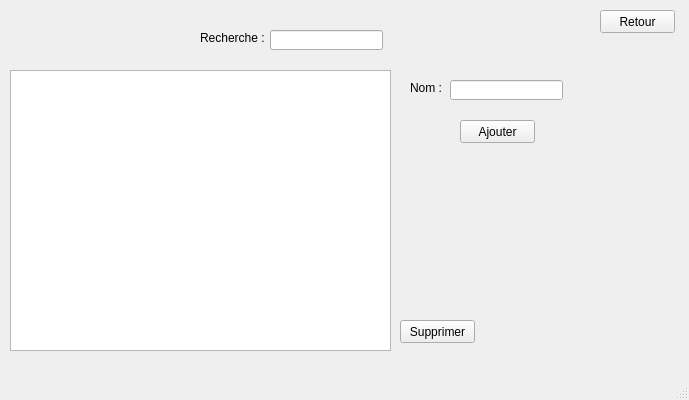
Qt form categorie.ui (soumaya-nheri/Smart-Restaurant-2A27) before a commit.
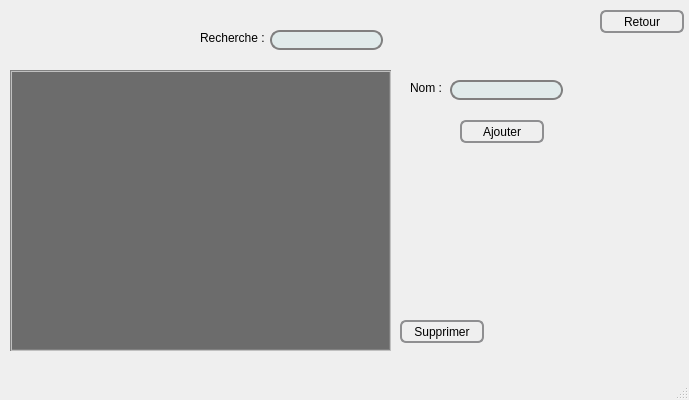
The same form after that commit. Icons and pictures are not drawn.

The edit to the form file:
```diff
--- a/categorie.ui
+++ b/categorie.ui
@@ -23,6 +23,50 @@
       <height>281</height>
      </rect>
     </property>
+    <property name="styleSheet">
+     <string notr="true">/*QTableView Top left style */
+QTableView QTableCornerButton::section {
+   /*  background: red;
+    border: 2px outset red;*/
+    color: red;
+    background-color: rgb(64, 64, 64);
+    border: 5px solid #f6f7fa;
+    border-radius:0px;
+    border-color: rgb(64, 64, 64);
+ }
+
+ QTableView {
+         Color: white; /* text color in the table */
+         Gridline-color: black; /*The inner frame color*/
+         Background-color: rgb(108, 108, 108); /* background color in the table*/
+    alternate-background-color: rgb(64, 64, 64);
+         Selection-color: white; /* The text color of the selected area*/
+         Selection-background-color: rgb(77, 77, 77); /*The background color of the selected area*/
+    border: 2px groove gray;
+    border-radius: 0px;
+    padding: 2px 4px;
+}
+
+QHeaderView {
+    color: white;
+    font: bold 10pt;
+    background-color: rgb(108, 108, 108);
+    border: 0px solid rgb(144, 144, 144);
+    border:0px solid rgb(191,191,191);
+    border-left-color: rgba(255, 255, 255, 0);
+    border-top-color: rgba(255, 255, 255, 0);
+    border-radius:0px;
+    min-height:29px;
+}
+
+QHeaderView::section {
+    color: white;
+    background-color: rgb(64, 64, 64);
+    border: 5px solid #f6f7fa;
+    border-radius:0px;
+    border-color: rgb(64, 64, 64);
+}</string>
+    </property>
    </widget>
    <widget class="QLabel" name="label">
     <property name="geometry">
@@ -46,16 +90,194 @@
       <height>20</height>
      </rect>
     </property>
+    <property name="styleSheet">
+     <string notr="true">QPushButton {
+         border: 2px solid #8f8f91;
+         border-radius: 6px;
+         background-color: qlineargradient(x1: 0, y1: 0, x2: 0, y2: 1,
+                                           stop: 0 #f6f7fa, stop: 1 #dadbde);
+         min-width: 80px;
+     }
+
+     QPushButton:pressed {
+         background-color: qlineargradient(x1: 0, y1: 0, x2: 0, y2: 1,
+                                           stop: 0 #dadbde, stop: 1 #f6f7fa);
+     }
+
+     QPushButton:flat {
+         border: none; /* no border for a flat push button */
+     }
+
+     QPushButton:default {
+         border-color: navy; /* make the default button prominent */
+     }
+QPushButton::hover
+{
+	background-color: #09c1eb;
+
+}
+QPushButton::pressed
+{
+	background-color: #3d4ef2;
+
+}
+ QLineEdit,QDateTimeEdit {
+     border: 2px solid gray;
+     border-radius: 10px;
+     padding: 0 8px;
+     background: #e0ebeb	;
+     selection-background-color: darkgray;
+ }
+QComboBox {
+     border: 2px solid gray;
+     border-radius: 10px;
+     padding: 0 8px;
+     background: #e0ebeb	;
+     selection-background-color: darkgray;
+ }
+   QTabWidget::pane { /* The tab widget frame */
+         border-top: 2px solid #C2C7CB;
+     }
+
+     QTabWidget::tab-bar {
+         left: 5px; /* move to the right by 5px */
+     }
+
+     /* Style the tab using the tab sub-control. Note that
+         it reads QTabBar not QTabWidget */
+     QTabBar::tab {
+         background: qlineargradient(x1: 0, y1: 0, x2: 0, y2: 1,
+                                     stop: 0 #E1E1E1, stop: 0.4 #DDDDDD,
+                                     stop: 0.5 #D8D8D8, stop: 1.0 #D3D3D3);
+         border: 2px solid #C4C4C3;
+         border-bottom-color: #C2C7CB; /* same as the pane color */
+         border-top-left-radius: 4px;
+         border-top-right-radius: 4px;
+         min-width: 8ex;
+         padding: 2px;
+         width: 140px;
+     }
+
+     QTabBar::tab:selected, QTabBar::tab:hover {
+         background: qlineargradient(x1: 0, y1: 0, x2: 0, y2: 1,
+                                     stop: 0 #fafafa, stop: 0.4 #f4f4f4,
+                                     stop: 0.5 #e7e7e7, stop: 1.0 #fafafa);
+     }
+
+     QTabBar::tab:selected {
+         border-color: #9B9B9B;
+         border-bottom-color: #C2C7CB; /* same as pane color */
+     }
+
+     QTabBar::tab:!selected {
+         margin-top: 2px; /* make non-selected tabs look smaller */
+     }
+QTabBar::tab:selected
+{
+	background-color: /*qlineargradient(spread:repeat, x1:1, y1:0, x2:1, y2:1, stop:0 rgba(54, 197, 177, 255),stop:1 rgba(11, 135, 111, 255)); */#3a90a6;
+	color: #fff;
+
+}</string>
+    </property>
    </widget>
    <widget class="QPushButton" name="Ajouter">
     <property name="geometry">
      <rect>
       <x>460</x>
       <y>120</y>
-      <width>75</width>
+      <width>84</width>
       <height>23</height>
      </rect>
     </property>
+    <property name="styleSheet">
+     <string notr="true">QPushButton {
+         border: 2px solid #8f8f91;
+         border-radius: 6px;
+         background-color: qlineargradient(x1: 0, y1: 0, x2: 0, y2: 1,
+                                           stop: 0 #f6f7fa, stop: 1 #dadbde);
+         min-width: 80px;
+     }
+
+     QPushButton:pressed {
+         background-color: qlineargradient(x1: 0, y1: 0, x2: 0, y2: 1,
+                                           stop: 0 #dadbde, stop: 1 #f6f7fa);
+     }
+
+     QPushButton:flat {
+         border: none; /* no border for a flat push button */
+     }
+
+     QPushButton:default {
+         border-color: navy; /* make the default button prominent */
+     }
+QPushButton::hover
+{
+	background-color: #09c1eb;
+
+}
+QPushButton::pressed
+{
+	background-color: #3d4ef2;
+
+}
+ QLineEdit,QDateTimeEdit {
+     border: 2px solid gray;
+     border-radius: 10px;
+     padding: 0 8px;
+     background: #e0ebeb	;
+     selection-background-color: darkgray;
+ }
+QComboBox {
+     border: 2px solid gray;
+     border-radius: 10px;
+     padding: 0 8px;
+     background: #e0ebeb	;
+     selection-background-color: darkgray;
+ }
+   QTabWidget::pane { /* The tab widget frame */
+         border-top: 2px solid #C2C7CB;
+     }
+
+     QTabWidget::tab-bar {
+         left: 5px; /* move to the right by 5px */
+     }
+
+     /* Style the tab using the tab sub-control. Note that
+         it reads QTabBar not QTabWidget */
+     QTabBar::tab {
+         background: qlineargradient(x1: 0, y1: 0, x2: 0, y2: 1,
+                                     stop: 0 #E1E1E1, stop: 0.4 #DDDDDD,
+                                     stop: 0.5 #D8D8D8, stop: 1.0 #D3D3D3);
+         border: 2px solid #C4C4C3;
+         border-bottom-color: #C2C7CB; /* same as the pane color */
+         border-top-left-radius: 4px;
+         border-top-right-radius: 4px;
+         min-width: 8ex;
+         padding: 2px;
+         width: 140px;
+     }
+
+     QTabBar::tab:selected, QTabBar::tab:hover {
+         background: qlineargradient(x1: 0, y1: 0, x2: 0, y2: 1,
+                                     stop: 0 #fafafa, stop: 0.4 #f4f4f4,
+                                     stop: 0.5 #e7e7e7, stop: 1.0 #fafafa);
+     }
+
+     QTabBar::tab:selected {
+         border-color: #9B9B9B;
+         border-bottom-color: #C2C7CB; /* same as pane color */
+     }
+
+     QTabBar::tab:!selected {
+         margin-top: 2px; /* make non-selected tabs look smaller */
+     }
+QTabBar::tab:selected
+{
+	background-color: /*qlineargradient(spread:repeat, x1:1, y1:0, x2:1, y2:1, stop:0 rgba(54, 197, 177, 255),stop:1 rgba(11, 135, 111, 255)); */#3a90a6;
+	color: #fff;
+
+}</string>
+    </property>
     <property name="text">
      <string>Ajouter</string>
     </property>
@@ -65,10 +287,99 @@
      <rect>
       <x>400</x>
       <y>320</y>
-      <width>75</width>
+      <width>84</width>
       <height>23</height>
      </rect>
     </property>
+    <property name="styleSheet">
+     <string notr="true">QPushButton {
+         border: 2px solid #8f8f91;
+         border-radius: 6px;
+         background-color: qlineargradient(x1: 0, y1: 0, x2: 0, y2: 1,
+                                           stop: 0 #f6f7fa, stop: 1 #dadbde);
+         min-width: 80px;
+     }
+
+     QPushButton:pressed {
+         background-color: qlineargradient(x1: 0, y1: 0, x2: 0, y2: 1,
+                                           stop: 0 #dadbde, stop: 1 #f6f7fa);
+     }
+
+     QPushButton:flat {
+         border: none; /* no border for a flat push button */
+     }
+
+     QPushButton:default {
+         border-color: navy; /* make the default button prominent */
+     }
+QPushButton::hover
+{
+	background-color: #09c1eb;
+
+}
+QPushButton::pressed
+{
+	background-color: #3d4ef2;
+
+}
+ QLineEdit,QDateTimeEdit {
+     border: 2px solid gray;
+     border-radius: 10px;
+     padding: 0 8px;
+     background: #e0ebeb	;
+     selection-background-color: darkgray;
+ }
+QComboBox {
+     border: 2px solid gray;
+     border-radius: 10px;
+     padding: 0 8px;
+     background: #e0ebeb	;
+     selection-background-color: darkgray;
+ }
+   QTabWidget::pane { /* The tab widget frame */
+         border-top: 2px solid #C2C7CB;
+     }
+
+     QTabWidget::tab-bar {
+         left: 5px; /* move to the right by 5px */
+     }
+
+     /* Style the tab using the tab sub-control. Note that
+         it reads QTabBar not QTabWidget */
+     QTabBar::tab {
+         background: qlineargradient(x1: 0, y1: 0, x2: 0, y2: 1,
+                                     stop: 0 #E1E1E1, stop: 0.4 #DDDDDD,
+                                     stop: 0.5 #D8D8D8, stop: 1.0 #D3D3D3);
+         border: 2px solid #C4C4C3;
+         border-bottom-color: #C2C7CB; /* same as the pane color */
+         border-top-left-radius: 4px;
+         border-top-right-radius: 4px;
+         min-width: 8ex;
+         padding: 2px;
+         width: 140px;
+     }
+
+     QTabBar::tab:selected, QTabBar::tab:hover {
+         background: qlineargradient(x1: 0, y1: 0, x2: 0, y2: 1,
+                                     stop: 0 #fafafa, stop: 0.4 #f4f4f4,
+                                     stop: 0.5 #e7e7e7, stop: 1.0 #fafafa);
+     }
+
+     QTabBar::tab:selected {
+         border-color: #9B9B9B;
+         border-bottom-color: #C2C7CB; /* same as pane color */
+     }
+
+     QTabBar::tab:!selected {
+         margin-top: 2px; /* make non-selected tabs look smaller */
+     }
+QTabBar::tab:selected
+{
+	background-color: /*qlineargradient(spread:repeat, x1:1, y1:0, x2:1, y2:1, stop:0 rgba(54, 197, 177, 255),stop:1 rgba(11, 135, 111, 255)); */#3a90a6;
+	color: #fff;
+
+}</string>
+    </property>
     <property name="text">
      <string>Supprimer</string>
     </property>
@@ -82,6 +393,95 @@
       <height>20</height>
      </rect>
     </property>
+    <property name="styleSheet">
+     <string notr="true">QPushButton {
+         border: 2px solid #8f8f91;
+         border-radius: 6px;
+         background-color: qlineargradient(x1: 0, y1: 0, x2: 0, y2: 1,
+                                           stop: 0 #f6f7fa, stop: 1 #dadbde);
+         min-width: 80px;
+     }
+
+     QPushButton:pressed {
+         background-color: qlineargradient(x1: 0, y1: 0, x2: 0, y2: 1,
+                                           stop: 0 #dadbde, stop: 1 #f6f7fa);
+     }
+
+     QPushButton:flat {
+         border: none; /* no border for a flat push button */
+     }
+
+     QPushButton:default {
+         border-color: navy; /* make the default button prominent */
+     }
+QPushButton::hover
+{
+	background-color: #09c1eb;
+
+}
+QPushButton::pressed
+{
+	background-color: #3d4ef2;
+
+}
+ QLineEdit,QDateTimeEdit {
+     border: 2px solid gray;
+     border-radius: 10px;
+     padding: 0 8px;
+     background: #e0ebeb	;
+     selection-background-color: darkgray;
+ }
+QComboBox {
+     border: 2px solid gray;
+     border-radius: 10px;
+     padding: 0 8px;
+     background: #e0ebeb	;
+     selection-background-color: darkgray;
+ }
+   QTabWidget::pane { /* The tab widget frame */
+         border-top: 2px solid #C2C7CB;
+     }
+
+     QTabWidget::tab-bar {
+         left: 5px; /* move to the right by 5px */
+     }
+
+     /* Style the tab using the tab sub-control. Note that
+         it reads QTabBar not QTabWidget */
+     QTabBar::tab {
+         background: qlineargradient(x1: 0, y1: 0, x2: 0, y2: 1,
+                                     stop: 0 #E1E1E1, stop: 0.4 #DDDDDD,
+                                     stop: 0.5 #D8D8D8, stop: 1.0 #D3D3D3);
+         border: 2px solid #C4C4C3;
+         border-bottom-color: #C2C7CB; /* same as the pane color */
+         border-top-left-radius: 4px;
+         border-top-right-radius: 4px;
+         min-width: 8ex;
+         padding: 2px;
+         width: 140px;
+     }
+
+     QTabBar::tab:selected, QTabBar::tab:hover {
+         background: qlineargradient(x1: 0, y1: 0, x2: 0, y2: 1,
+                                     stop: 0 #fafafa, stop: 0.4 #f4f4f4,
+                                     stop: 0.5 #e7e7e7, stop: 1.0 #fafafa);
+     }
+
+     QTabBar::tab:selected {
+         border-color: #9B9B9B;
+         border-bottom-color: #C2C7CB; /* same as pane color */
+     }
+
+     QTabBar::tab:!selected {
+         margin-top: 2px; /* make non-selected tabs look smaller */
+     }
+QTabBar::tab:selected
+{
+	background-color: /*qlineargradient(spread:repeat, x1:1, y1:0, x2:1, y2:1, stop:0 rgba(54, 197, 177, 255),stop:1 rgba(11, 135, 111, 255)); */#3a90a6;
+	color: #fff;
+
+}</string>
+    </property>
    </widget>
    <widget class="QLabel" name="label_2">
     <property name="geometry">
@@ -101,10 +501,99 @@
      <rect>
       <x>600</x>
       <y>10</y>
-      <width>75</width>
+      <width>84</width>
       <height>23</height>
      </rect>
     </property>
+    <property name="styleSheet">
+     <string notr="true">QPushButton {
+         border: 2px solid #8f8f91;
+         border-radius: 6px;
+         background-color: qlineargradient(x1: 0, y1: 0, x2: 0, y2: 1,
+                                           stop: 0 #f6f7fa, stop: 1 #dadbde);
+         min-width: 80px;
+     }
+
+     QPushButton:pressed {
+         background-color: qlineargradient(x1: 0, y1: 0, x2: 0, y2: 1,
+                                           stop: 0 #dadbde, stop: 1 #f6f7fa);
+     }
+
+     QPushButton:flat {
+         border: none; /* no border for a flat push button */
+     }
+
+     QPushButton:default {
+         border-color: navy; /* make the default button prominent */
+     }
+QPushButton::hover
+{
+	background-color: #09c1eb;
+
+}
+QPushButton::pressed
+{
+	background-color: #3d4ef2;
+
+}
+ QLineEdit,QDateTimeEdit {
+     border: 2px solid gray;
+     border-radius: 10px;
+     padding: 0 8px;
+     background: #e0ebeb	;
+     selection-background-color: darkgray;
+ }
+QComboBox {
+     border: 2px solid gray;
+     border-radius: 10px;
+     padding: 0 8px;
+     background: #e0ebeb	;
+     selection-background-color: darkgray;
+ }
+   QTabWidget::pane { /* The tab widget frame */
+         border-top: 2px solid #C2C7CB;
+     }
+
+     QTabWidget::tab-bar {
+         left: 5px; /* move to the right by 5px */
+     }
+
+     /* Style the tab using the tab sub-control. Note that
+         it reads QTabBar not QTabWidget */
+     QTabBar::tab {
+         background: qlineargradient(x1: 0, y1: 0, x2: 0, y2: 1,
+                                     stop: 0 #E1E1E1, stop: 0.4 #DDDDDD,
+                                     stop: 0.5 #D8D8D8, stop: 1.0 #D3D3D3);
+         border: 2px solid #C4C4C3;
+         border-bottom-color: #C2C7CB; /* same as the pane color */
+         border-top-left-radius: 4px;
+         border-top-right-radius: 4px;
+         min-width: 8ex;
+         padding: 2px;
+         width: 140px;
+     }
+
+     QTabBar::tab:selected, QTabBar::tab:hover {
+         background: qlineargradient(x1: 0, y1: 0, x2: 0, y2: 1,
+                                     stop: 0 #fafafa, stop: 0.4 #f4f4f4,
+                                     stop: 0.5 #e7e7e7, stop: 1.0 #fafafa);
+     }
+
+     QTabBar::tab:selected {
+         border-color: #9B9B9B;
+         border-bottom-color: #C2C7CB; /* same as pane color */
+     }
+
+     QTabBar::tab:!selected {
+         margin-top: 2px; /* make non-selected tabs look smaller */
+     }
+QTabBar::tab:selected
+{
+	background-color: /*qlineargradient(spread:repeat, x1:1, y1:0, x2:1, y2:1, stop:0 rgba(54, 197, 177, 255),stop:1 rgba(11, 135, 111, 255)); */#3a90a6;
+	color: #fff;
+
+}</string>
+    </property>
     <property name="text">
      <string>Retour</string>
     </property>
```
Left out of the diff: 16 changed lines with no effect on the pictures.
